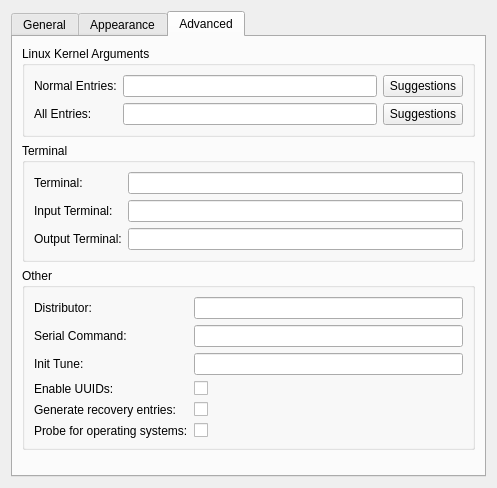
Qt form ui/kcm_grub2.ui (KDE/kcm-grub2) before a commit.
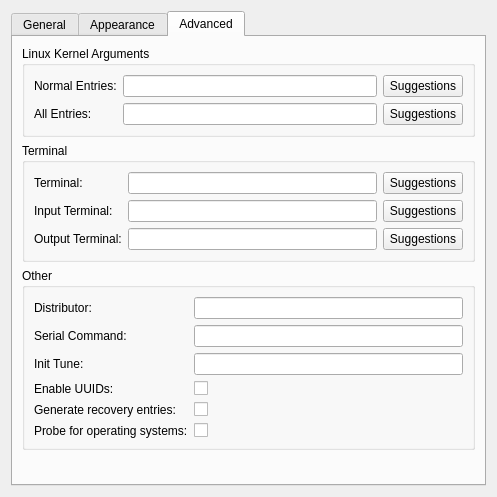
The same form after that commit. The open tabs and pages were chosen to show the change. Custom widgets are drawn as their Qt base class.

Commit message: *ADDED: Terminal suggestions.

The edit to the form file:
```diff
--- a/ui/kcm_grub2.ui
+++ b/ui/kcm_grub2.ui
@@ -7,7 +7,7 @@
     <x>0</x>
     <y>0</y>
     <width>488</width>
-    <height>488</height>
+    <height>497</height>
    </rect>
   </property>
   <layout class="QGridLayout" name="gridLayout_6">
@@ -465,7 +465,18 @@
            </widget>
           </item>
           <item row="0" column="1">
-           <widget class="QLineEdit" name="lineEdit_terminal"/>
+           <layout class="QHBoxLayout" name="horizontalLayout_4">
+            <item>
+             <widget class="QLineEdit" name="lineEdit_terminal"/>
+            </item>
+            <item>
+             <widget class="KPushButton" name="kpushbutton_terminalSuggestions">
+              <property name="text">
+               <string comment="@action:button">Suggestions</string>
+              </property>
+             </widget>
+            </item>
+           </layout>
           </item>
           <item row="1" column="0">
            <widget class="QLabel" name="label_terminalInput">
@@ -475,7 +486,18 @@
            </widget>
           </item>
           <item row="1" column="1">
-           <widget class="QLineEdit" name="lineEdit_terminalInput"/>
+           <layout class="QHBoxLayout" name="horizontalLayout_5">
+            <item>
+             <widget class="QLineEdit" name="lineEdit_terminalInput"/>
+            </item>
+            <item>
+             <widget class="KPushButton" name="kpushbutton_terminalInputSuggestions">
+              <property name="text">
+               <string comment="@action:button">Suggestions</string>
+              </property>
+             </widget>
+            </item>
+           </layout>
           </item>
           <item row="2" column="0">
            <widget class="QLabel" name="label_terminalOutput">
@@ -485,7 +507,18 @@
            </widget>
           </item>
           <item row="2" column="1">
-           <widget class="QLineEdit" name="lineEdit_terminalOutput"/>
+           <layout class="QHBoxLayout" name="horizontalLayout_6">
+            <item>
+             <widget class="QLineEdit" name="lineEdit_terminalOutput"/>
+            </item>
+            <item>
+             <widget class="KPushButton" name="kpushbutton_terminalOutputSuggestions">
+              <property name="text">
+               <string comment="@action:button">Suggestions</string>
+              </property>
+             </widget>
+            </item>
+           </layout>
           </item>
          </layout>
         </widget>
```
The commit also changes 2 other files.
